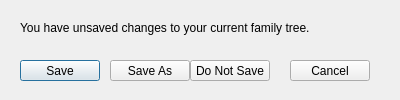
The window that src/dialogs/dialogsaveconfirmation.ui (Michaelis105/Angena) describes before a commit, drawn with Qt 5.
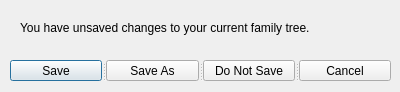
The same window after the commit.

Patch:
```diff
--- a/src/dialogs/dialogsaveconfirmation.ui
+++ b/src/dialogs/dialogsaveconfirmation.ui
@@ -7,7 +7,7 @@
     <x>0</x>
     <y>0</y>
     <width>400</width>
-    <height>100</height>
+    <height>92</height>
    </rect>
   </property>
   <property name="sizePolicy">
@@ -16,61 +16,21 @@
     <verstretch>0</verstretch>
    </sizepolicy>
   </property>
+  <property name="minimumSize">
+   <size>
+    <width>400</width>
+    <height>92</height>
+   </size>
+  </property>
+  <property name="maximumSize">
+   <size>
+    <width>400</width>
+    <height>92</height>
+   </size>
+  </property>
   <property name="windowTitle">
    <string>Save Changes?</string>
   </property>
-  <widget class="QPushButton" name="pushButtonSave">
-   <property name="geometry">
-    <rect>
-     <x>20</x>
-     <y>60</y>
-     <width>80</width>
-     <height>21</height>
-    </rect>
-   </property>
-   <property name="text">
-    <string>Save</string>
-   </property>
-  </widget>
-  <widget class="QPushButton" name="pushButtonSaveAs">
-   <property name="geometry">
-    <rect>
-     <x>110</x>
-     <y>60</y>
-     <width>80</width>
-     <height>21</height>
-    </rect>
-   </property>
-   <property name="text">
-    <string>Save As</string>
-   </property>
-  </widget>
-  <widget class="QPushButton" name="pushButtonDoNotSave">
-   <property name="geometry">
-    <rect>
-     <x>190</x>
-     <y>60</y>
-     <width>80</width>
-     <height>21</height>
-    </rect>
-   </property>
-   <property name="text">
-    <string>Do Not Save</string>
-   </property>
-  </widget>
-  <widget class="QPushButton" name="pushButtonCancel">
-   <property name="geometry">
-    <rect>
-     <x>290</x>
-     <y>60</y>
-     <width>80</width>
-     <height>21</height>
-    </rect>
-   </property>
-   <property name="text">
-    <string>Cancel</string>
-   </property>
-  </widget>
   <widget class="QLabel" name="label">
    <property name="geometry">
     <rect>
@@ -84,6 +44,39 @@
     <string>You have unsaved changes to your current family tree.</string>
    </property>
   </widget>
+  <widget class="QSplitter" name="splitter">
+   <property name="geometry">
+    <rect>
+     <x>10</x>
+     <y>60</y>
+     <width>381</width>
+     <height>21</height>
+    </rect>
+   </property>
+   <property name="orientation">
+    <enum>Qt::Horizontal</enum>
+   </property>
+   <widget class="QPushButton" name="pushButtonSave">
+    <property name="text">
+     <string>Save</string>
+    </property>
+   </widget>
+   <widget class="QPushButton" name="pushButtonSaveAs">
+    <property name="text">
+     <string>Save As</string>
+    </property>
+   </widget>
+   <widget class="QPushButton" name="pushButtonDoNotSave">
+    <property name="text">
+     <string>Do Not Save</string>
+    </property>
+   </widget>
+   <widget class="QPushButton" name="pushButtonCancel">
+    <property name="text">
+     <string>Cancel</string>
+    </property>
+   </widget>
+  </widget>
  </widget>
  <resources/>
  <connections/>
```
